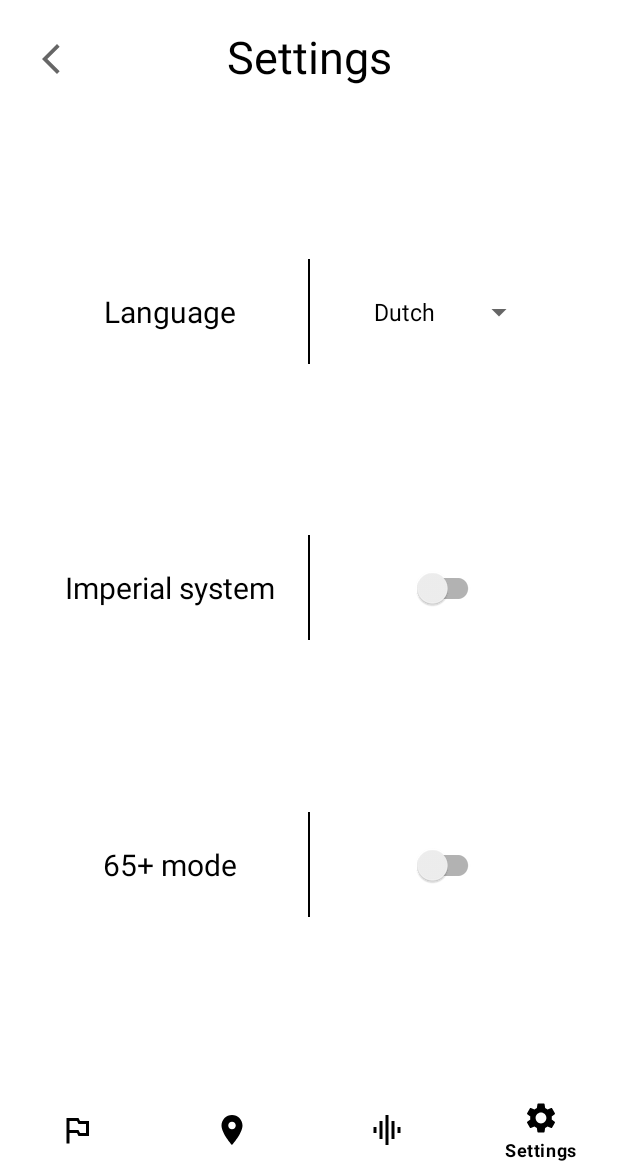
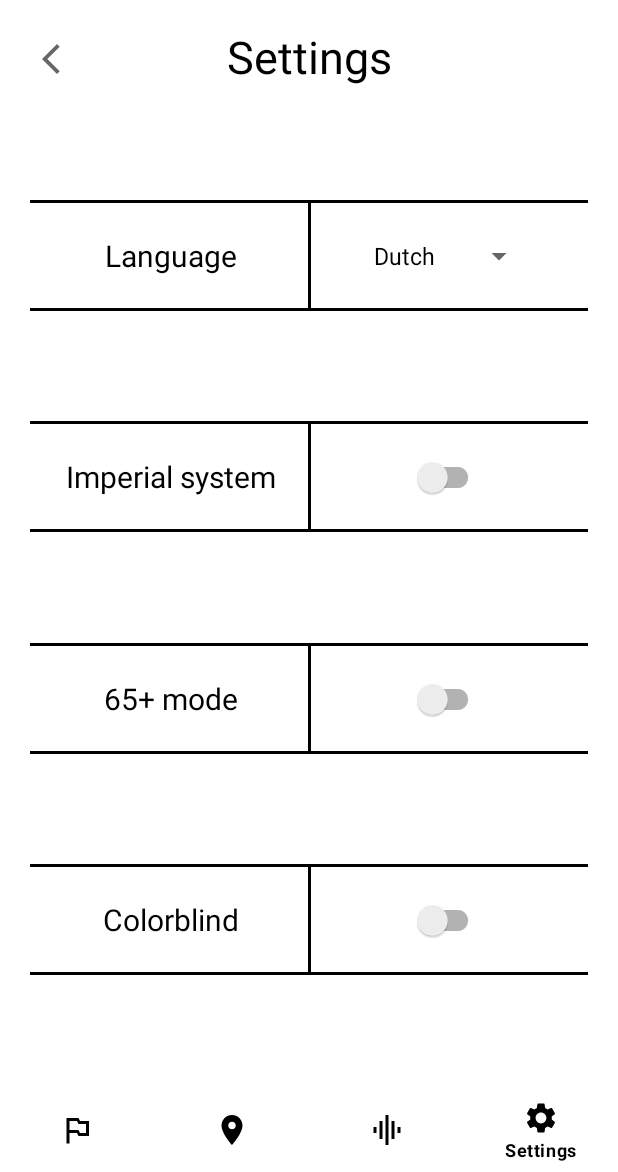
Before and after one commit to SemvdH/Next-Location, an Android app: the screen it shows after launch (MainActivity), item 4 of the bottom bar chosen, on a phone screen of 412 x 824 dp, the part 64-1236 px from its top. Run offline under Robolectric (Android 15) with nearby library versions, the light colour scheme and no system bars; libraries missing offline, so code that uses them is left out: org.osmdroid.api, org.osmdroid.config, org.osmdroid.util, org.osmdroid.views; pictures from the network do not load; 22 statements that could not run were skipped.

Commit message:
big bordfer

```diff
--- a/app/src/main/res/layout/fragment_settings.xml
+++ b/app/src/main/res/layout/fragment_settings.xml
@@ -31,6 +31,16 @@
         app:layout_constraintStart_toStartOf="parent"
         app:layout_constraintTop_toTopOf="parent" />
 
+
+    <View
+        android:layout_width="0dp"
+        android:layout_height="74dp"
+        app:layout_constraintTop_toTopOf="@id/name_box"
+        app:layout_constraintBottom_toBottomOf="@id/name_box"
+        app:layout_constraintLeft_toLeftOf="@id/name_box"
+        app:layout_constraintRight_toRightOf="@id/name_box"
+        android:background="@color/secondaryColour"/>
+
     <androidx.constraintlayout.widget.ConstraintLayout
         android:id="@+id/name_box"
         android:layout_width="match_parent"
@@ -41,7 +51,6 @@
         app:layout_constraintTop_toBottomOf="@id/textView"
         android:background="@color/primaryColour"
         android:layout_marginHorizontal="20dp"
-
         >
 
         <TextView
@@ -57,7 +66,7 @@
 
         <View
             android:id="@+id/Balk"
-            android:layout_width="1dp"
+            android:layout_width="2dp"
             android:layout_height="match_parent"
             android:background="@color/secondaryColour"
             app:layout_constraintBottom_toBottomOf="parent"
@@ -78,6 +87,16 @@
             android:spinnerMode="dropdown"/>
 
     </androidx.constraintlayout.widget.ConstraintLayout>
+
+
+    <View
+        android:layout_width="0dp"
+        android:layout_height="74dp"
+        app:layout_constraintTop_toTopOf="@id/Box2"
+        app:layout_constraintBottom_toBottomOf="@id/Box2"
+        app:layout_constraintLeft_toLeftOf="@id/Box2"
+        app:layout_constraintRight_toRightOf="@id/Box2"
+        android:background="@color/secondaryColour"/>
 
     <androidx.constraintlayout.widget.ConstraintLayout
         android:id="@+id/Box2"
@@ -105,7 +124,7 @@
 
         <View
             android:id="@+id/Balk2"
-            android:layout_width="1dp"
+            android:layout_width="2dp"
             android:layout_height="match_parent"
             android:background="@color/buttonColour"
             app:layout_constraintBottom_toBottomOf="parent"
@@ -126,13 +145,22 @@
 
     </androidx.constraintlayout.widget.ConstraintLayout>
 
+    <View
+        android:layout_width="0dp"
+        android:layout_height="74dp"
+        app:layout_constraintTop_toTopOf="@id/Box3"
+        app:layout_constraintBottom_toBottomOf="@id/Box3"
+        app:layout_constraintLeft_toLeftOf="@id/Box3"
+        app:layout_constraintRight_toRightOf="@id/Box3"
+        android:background="@color/secondaryColour"/>
+
     <androidx.constraintlayout.widget.ConstraintLayout
         android:id="@+id/Box3"
         android:layout_width="match_parent"
         android:layout_height="70dp"
         android:layout_marginHorizontal="20dp"
         android:background="@color/primaryColour"
-        app:layout_constraintBottom_toBottomOf="parent"
+        app:layout_constraintBottom_toTopOf="@id/Box4"
         app:layout_constraintEnd_toEndOf="parent"
         app:layout_constraintStart_toStartOf="parent"
         app:layout_constraintTop_toBottomOf="@id/Box2"
@@ -151,7 +179,7 @@
 
         <View
             android:id="@+id/Balk3"
-            android:layout_width="1dp"
+            android:layout_width="2dp"
             android:layout_height="match_parent"
             android:background="@color/black"
             app:layout_constraintBottom_toBottomOf="parent"
@@ -168,6 +196,61 @@
             app:layout_constraintStart_toStartOf="@id/Balk3"
             app:layout_constraintTop_toTopOf="parent" />
 
+    </androidx.constraintlayout.widget.ConstraintLayout>
+
+    <View
+        android:layout_width="0dp"
+        android:layout_height="74dp"
+        app:layout_constraintTop_toTopOf="@id/Box4"
+        app:layout_constraintBottom_toBottomOf="@id/Box4"
+        app:layout_constraintLeft_toLeftOf="@id/Box4"
+        app:layout_constraintRight_toRightOf="@id/Box4"
+        android:background="@color/secondaryColour"/>
+
+    <androidx.constraintlayout.widget.ConstraintLayout
+        android:id="@+id/Box4"
+        android:layout_width="match_parent"
+        android:layout_height="70dp"
+        app:layout_constraintBottom_toBottomOf="parent"
+        app:layout_constraintEnd_toEndOf="parent"
+        app:layout_constraintStart_toStartOf="parent"
+        app:layout_constraintTop_toBottomOf="@id/Box3"
+        android:background="@color/primaryColour"
+        android:layout_marginHorizontal="20dp"
+        >
+
+        <TextView
+            android:layout_width="wrap_content"
+            android:layout_height="wrap_content"
+            android:text="@string/colorblind"
+            android:textColor="@color/secondaryColour"
+            android:textSize="20sp"
+            app:layout_constraintBottom_toBottomOf="parent"
+            app:layout_constraintEnd_toEndOf="@id/Balk4"
+            app:layout_constraintStart_toStartOf="parent"
+            app:layout_constraintTop_toTopOf="parent" />
+
+        <View
+            android:id="@+id/Balk4"
+            android:layout_width="2dp"
+            android:layout_height="match_parent"
+            android:background="@color/secondaryColour"
+            app:layout_constraintBottom_toBottomOf="parent"
+            app:layout_constraintEnd_toEndOf="parent"
+            app:layout_constraintStart_toStartOf="parent"
+            app:layout_constraintTop_toTopOf="parent"
+            />
+
+        <androidx.appcompat.widget.SwitchCompat
+            android:id="@+id/settingsEyesButton"
+            android:layout_width="wrap_content"
+            android:layout_height="wrap_content"
+            app:layout_constraintBottom_toBottomOf="parent"
+            app:layout_constraintEnd_toEndOf="parent"
+            app:layout_constraintStart_toStartOf="@id/Balk4"
+            app:layout_constraintTop_toTopOf="parent"
+            />
+
 
     </androidx.constraintlayout.widget.ConstraintLayout>
 
--- a/app/src/main/res/values/themes.xml
+++ b/app/src/main/res/values/themes.xml
@@ -8,6 +8,7 @@
         <!-- Customize your theme here. -->
         <item name="colorButtonNormal">@color/buttonColour</item>
         <item name="colorPrimaryDark">@color/secondaryColour</item>
+        <item name="colorControlActivated">@color/teal_700</item>
         <item name="android:textSize">16sp</item>
     </style>
 
```
